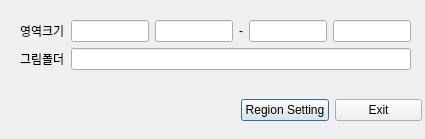
This is dialog.ui in uthline/ingang_auto as Qt 5 draws it before an edit. The edited form follows.
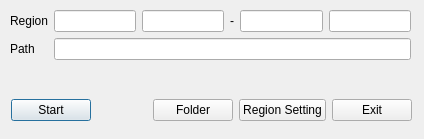
This is the edited form.

Commit message: add folder select function

```diff
--- a/dialog.ui
+++ b/dialog.ui
@@ -6,7 +6,7 @@
    <rect>
     <x>0</x>
     <y>0</y>
-    <width>425</width>
+    <width>424</width>
     <height>139</height>
    </rect>
   </property>
@@ -16,17 +16,17 @@
   <widget class="QWidget" name="formLayoutWidget">
    <property name="geometry">
     <rect>
-     <x>20</x>
-     <y>20</y>
-     <width>391</width>
-     <height>61</height>
+     <x>10</x>
+     <y>10</y>
+     <width>401</width>
+     <height>71</height>
     </rect>
    </property>
    <layout class="QFormLayout" name="formLayout">
     <item row="1" column="0">
      <widget class="QLabel" name="label">
       <property name="text">
-       <string>영역크기</string>
+       <string>Region</string>
       </property>
      </widget>
     </item>
@@ -56,7 +56,7 @@
     <item row="2" column="0">
      <widget class="QLabel" name="label_2">
       <property name="text">
-       <string>그림폴더</string>
+       <string>Path</string>
       </property>
      </widget>
     </item>
@@ -68,13 +68,40 @@
   <widget class="QWidget" name="horizontalLayoutWidget">
    <property name="geometry">
     <rect>
-     <x>241</x>
+     <x>11</x>
      <y>90</y>
-     <width>181</width>
+     <width>401</width>
      <height>41</height>
     </rect>
    </property>
    <layout class="QHBoxLayout" name="horizontalLayout_2">
+    <item>
+     <widget class="QPushButton" name="pushButton_3">
+      <property name="text">
+       <string>Start</string>
+      </property>
+     </widget>
+    </item>
+    <item>
+     <spacer name="horizontalSpacer">
+      <property name="orientation">
+       <enum>Qt::Horizontal</enum>
+      </property>
+      <property name="sizeHint" stdset="0">
+       <size>
+        <width>40</width>
+        <height>20</height>
+       </size>
+      </property>
+     </spacer>
+    </item>
+    <item>
+     <widget class="QPushButton" name="pushButton_4">
+      <property name="text">
+       <string>Folder</string>
+      </property>
+     </widget>
+    </item>
     <item>
      <widget class="QPushButton" name="pushButton_2">
       <property name="text">
```
Left out of the diff: 19 changed lines with no effect on the pictures. The commit also changes 1 other file.
